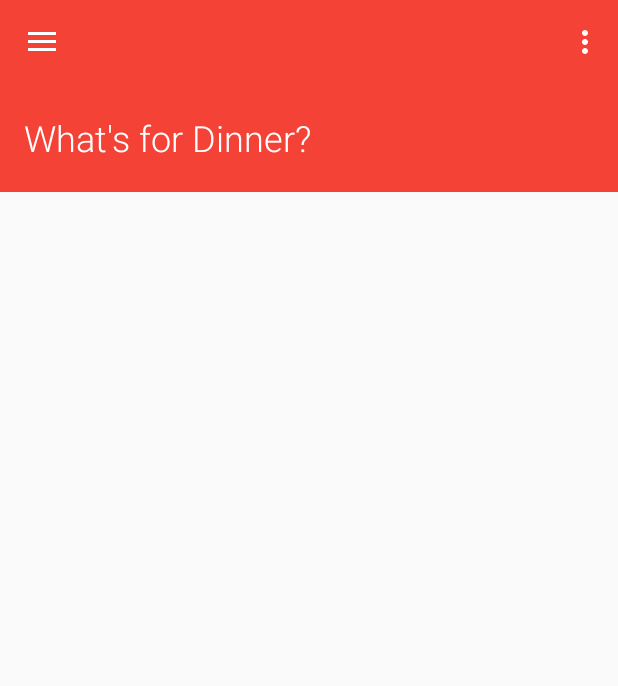
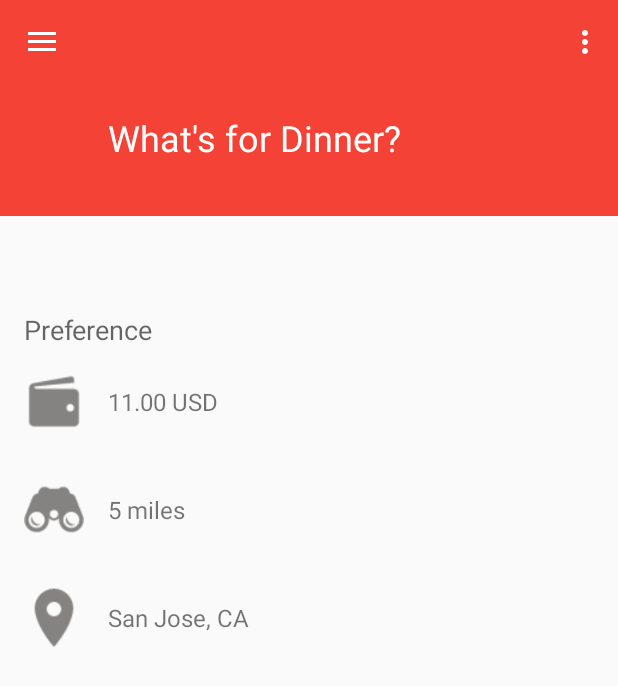
Before and after one commit to Limantara/Eat-It, an Android app: the screen it shows after launch (MainActivity), on a phone screen of 412 x 824 dp. Shown: the top 686 px of the screen. Run offline under Robolectric (Android 15) with nearby library versions, the phone set to English and light mode, and no system bars.

Commit message:
Update preference

```diff
--- a/app/src/main/java/me/limantara/eatit/activity/MainActivity.java
+++ b/app/src/main/java/me/limantara/eatit/activity/MainActivity.java
@@ -39,7 +39,7 @@ public class MainActivity extends AppCompatActivity
         drawerFragment.setDrawerListener(this);
 
 
-        FloatingActionButton buttonExplore =
+        final FloatingActionButton buttonExplore =
                 (FloatingActionButton) findViewById(R.id.buttonExplore);
         Animation animation = AnimationUtils.loadAnimation(this, R.anim.simple_grow);
         animation.setStartOffset(500);
@@ -49,8 +49,8 @@ public class MainActivity extends AppCompatActivity
         buttonExplore.setOnClickListener(new View.OnClickListener() {
             @Override
             public void onClick(View v) {
-                Intent intent = new Intent(MainActivity.this, DisplayResult.class);
-                startActivity(intent);
+            Intent intent = new Intent(MainActivity.this, DisplayResult.class);
+            startActivity(intent);
             }
         });
     }
--- a/app/src/main/res/layout/activity_main.xml
+++ b/app/src/main/res/layout/activity_main.xml
@@ -38,7 +38,6 @@
                 <android.support.design.widget.CoordinatorLayout
                     xmlns:android="http://schemas.android.com/apk/res/android"
                     xmlns:app="http://schemas.android.com/apk/res-auto"
-                    xmlns:materialdesign="http://schemas.android.com/apk/res-auto"
                     android:layout_width="match_parent"
                     android:layout_height="match_parent"
                     android:layout_below="@id/container_toolbar">
@@ -46,7 +45,7 @@
                     <LinearLayout
                         android:orientation="vertical"
                         android:layout_width="match_parent"
-                        android:layout_height="72dp"
+                        android:layout_height="88dp"
                         android:background="@color/primary"
                         android:id="@+id/promptBackground">
 
@@ -58,9 +57,9 @@
                             android:text="@string/placeholder_home_prompt"
                             android:textColor="@color/white"
                             android:textSize="24sp"
-                            android:fontFamily="sans-serif-light"
+                            android:fontFamily="sans-serif-regular"
                             android:gravity="center_vertical"
-                            android:layout_marginLeft="16dp"/>
+                            android:layout_marginLeft="72dp"/>
                     </LinearLayout>
 
                     <android.support.design.widget.FloatingActionButton
@@ -79,6 +78,103 @@
                         app:layout_anchorGravity="bottom|right|end"/>
 
                 </android.support.design.widget.CoordinatorLayout>
+
+                <RelativeLayout
+                    android:layout_width="match_parent"
+                    android:layout_height="72dp"
+                    android:layout_below="@+id/preferenceTitle"
+                    android:id="@+id/budget">
+
+                    <TextView
+                        android:layout_width="match_parent"
+                        android:layout_height="wrap_content"
+                        android:text="11.00 USD"
+                        android:fontFamily="sans_serif_regular"
+                        android:textSize="16sp"
+                        android:layout_centerVertical="true"
+                        android:layout_marginLeft="72dp"
+                        android:id="@+id/textView" />
+
+                    <ImageView
+                        android:layout_width="40dp"
+                        android:layout_height="wrap_content"
+                        android:id="@+id/imageView"
+                        android:src="@drawable/ic_wallet"
+                        android:layout_marginLeft="16dp"
+                        android:layout_centerVertical="true"
+                        android:layout_alignParentLeft="true"
+                        android:layout_alignParentStart="true" />
+
+                </RelativeLayout>
+
+                <LinearLayout
+                    android:orientation="horizontal"
+                    android:layout_width="match_parent"
+                    android:layout_height="88dp"
+                    android:id="@+id/preferenceTitle"
+                    android:layout_marginTop="144dp">
+
+                    <TextView
+                        android:layout_width="wrap_content"
+                        android:layout_height="wrap_content"
+                        android:textAppearance="?android:attr/textAppearanceMedium"
+                        android:text="Preference"
+                        android:layout_marginLeft="16dp"
+                        android:layout_gravity="bottom"
+                        android:id="@+id/textView3" />
+                </LinearLayout>
+
+                <RelativeLayout
+                    android:layout_width="match_parent"
+                    android:layout_height="72dp"
+                    android:layout_below="@+id/budget"
+                    android:id="@+id/distance">
+
+                    <TextView
+                        android:layout_width="match_parent"
+                        android:layout_height="wrap_content"
+                        android:text="5 miles"
+                        android:fontFamily="sans_serif_regular"
+                        android:textSize="16sp"
+                        android:layout_centerVertical="true"
+                        android:layout_marginLeft="72dp"
+                        android:id="@+id/textView2" />
+
+                    <ImageView
+                        android:layout_width="40dp"
+                        android:layout_height="wrap_content"
+                        android:src="@drawable/ic_binocular"
+                        android:layout_marginLeft="16dp"
+                        android:layout_centerVertical="true"
+                        android:layout_alignParentLeft="true"
+                        android:layout_alignParentStart="true"/>
+
+                </RelativeLayout>
+
+                <RelativeLayout
+                    android:layout_width="match_parent"
+                    android:layout_height="72dp"
+                    android:layout_below="@id/distance">
+
+                    <TextView
+                        android:layout_width="match_parent"
+                        android:layout_height="wrap_content"
+                        android:text="San Jose, CA"
+                        android:fontFamily="sans_serif_regular"
+                        android:textSize="16sp"
+                        android:layout_centerVertical="true"
+                        android:layout_marginLeft="72dp" />
+
+                    <ImageView
+                        android:layout_width="40dp"
+                        android:layout_height="wrap_content"
+                        android:src="@drawable/ic_location"
+                        android:layout_marginLeft="16dp"
+                        android:layout_centerVertical="true"
+                        android:layout_alignParentLeft="true"
+                        android:layout_alignParentStart="true"/>
+
+                </RelativeLayout>
 
             </RelativeLayout>
 
--- a/app/src/main/res/values/colors.xml
+++ b/app/src/main/res/values/colors.xml
@@ -2,6 +2,7 @@
 <resources>
     <color name="primary">#F44336</color>
     <color name="primary_dark">#D32F2F</color>
-    <color name="accent">#2196F3</color>
+    <color name="accent">#448AFF</color>
     <color name="white">#FFFFFF</color>
+    <color name="divider">#B6B6B6</color>
 </resources>
--- a/app/src/main/res/values/strings.xml
+++ b/app/src/main/res/values/strings.xml
@@ -25,5 +25,15 @@
     <string name="placeholder_home_prompt">What\'s for Dinner?</string>
     <string name="title_activity_display_result">DisplayResult</string>
 
+    <!--Locu Credential-->
+    <string name="locu_api_key">38fccb5e728300198562e02fa1c37b4c00b9a0bb</string>
+
+    <!--Parse Credential-->
+    <string name="parse_app_id">72mD9sP3CUMfmQC6ytlEuzYAomvByg6o0T2uFUcw</string>
+    <string name="parse_client_key">00cBG2hf33rEKNM9iGmG6iuB9kpCZjkkro8PcBy8</string>
+
+    <!--Bing Credential-->
+    <string name="bing_primary_key">gSc9pO/+psFv32M38MEIF6ldwP0x7f61bccefZ861U8</string>
+
     <string name="hello_world">Hello world!</string>
 </resources>
```
Also changed, not shown: app/src/main/res/drawable-hdpi/ic_money.png (added), app/src/main/res/drawable-mdpi/ic_money.png (added), app/src/main/res/drawable-xhdpi/ic_money.png (added), app/src/main/res/drawable-xxhdpi/ic_money.png (added), app/src/main/res/drawable-xxxhdpi/ic_money.png (added), app/src/main/res/drawable/ic_binocular.png (added), app/src/main/res/drawable/ic_location.png (added), app/src/main/res/drawable/ic_money_box.png (added), app/src/main/res/drawable/ic_wallet.png (added).
